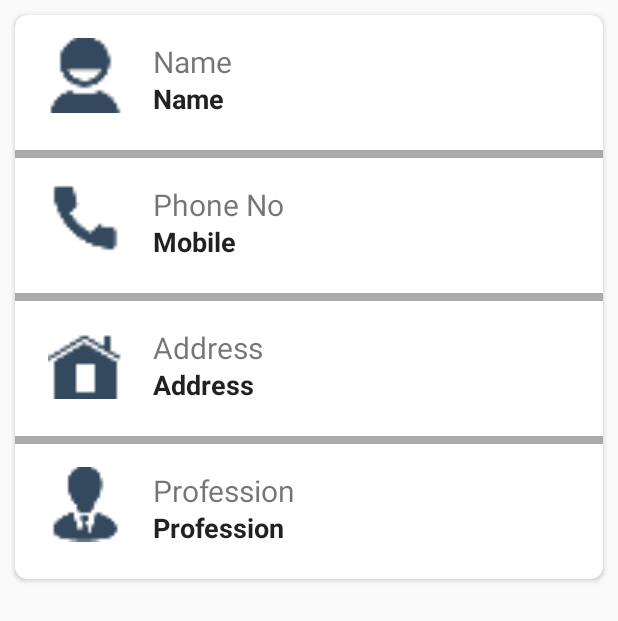
After one commit to priyankapaul/VChat, an Android app: the layout friend_profile_card_view.xml on its own in the app's theme, with its tools: preview values and no code run, on a phone screen of 412 x 824 dp. The commit adds this screen. Shown: the top 621 px of the screen. Run offline under Robolectric (Android 15) with nearby library versions, the phone set to English and light mode, and no system bars; network calls fail.

Commit message:
make friend profile activity

```diff
--- a/app/build.gradle
+++ b/app/build.gradle
@@ -6,7 +6,7 @@ android {
         config {
             keyAlias 'vchat'
             keyPassword 'priyanka123'
-            storeFile file('/Users/mithun.roy/Projects/YoYo/VChat/app/misc/vchat-release.keystore')
+            storeFile file('C:/Users/PRIYANKA/Desktop/vchatt latest/VChat/app/misc/vchat-release.keystore')
             storePassword 'priyanka123'
         }
     }
@@ -35,7 +35,7 @@ android {
 }
 
 dependencies {
-    compile fileTree(include: ['*.jar'], dir: 'libs')
+    compile fileTree(dir: 'libs', include: ['*.jar'])
     testCompile 'junit:junit:4.12'
     compile 'de.hdodenhof:circleimageview:2.1.0'
     compile 'com.android.support:appcompat-v7:23.4.0'
@@ -47,4 +47,5 @@ dependencies {
     compile 'com.android.support:recyclerview-v7:23.4.0'
     compile 'com.google.android.gms:play-services:8.3.0'
     compile 'com.android.support:support-v4:23.4.0'
+    compile 'com.android.support:palette-v7:23.0.+'
 }
--- a/app/src/main/java/com/iwebnext/vchatt/utils/EndPoints.java
+++ b/app/src/main/java/com/iwebnext/vchatt/utils/EndPoints.java
@@ -20,6 +20,7 @@ public class EndPoints {
     public static final String UPDATE_AVATAR = BASE_URL + "/update_avatar";
     public static final String UPLOAD_FILE = BASE_URL + "/upload_file";
     public static final String DELETE_CHAT_HISTORY = BASE_URL + "/delete_chat_history";
+    public static final String FRIEND_PROFILE= BASE_URL + "/friend_profile/_ID_";
 
 
     // TODO - To use standard /v1/ version of APIs
--- /dev/null
+++ b/app/src/main/res/layout/friend_profile_card_view.xml
@@ -0,0 +1,223 @@
+<?xml version="1.0" encoding="utf-8"?>
+<android.support.v7.widget.CardView xmlns:android="http://schemas.android.com/apk/res/android"
+    xmlns:card_view="http://schemas.android.com/apk/res-auto"
+    android:layout_width="match_parent"
+    android:layout_height="wrap_content"
+    android:layout_margin="10dp"
+    android:elevation="100dp"
+    card_view:cardBackgroundColor="@android:color/white"
+    card_view:cardCornerRadius="8dp">
+
+    <LinearLayout
+        android:layout_width="match_parent"
+        android:layout_height="match_parent"
+        android:orientation="vertical">
+        <LinearLayout
+            android:layout_width="match_parent"
+            android:id="@+id/l4"
+            android:layout_height="90dp"
+            android:orientation="horizontal"
+            android:padding="12dp">
+
+            <RelativeLayout
+                android:layout_width="wrap_content"
+                android:layout_height="56dp"
+                android:orientation="vertical"
+                >
+                <ImageView
+                    android:id="@+id/ficon4"
+                    android:layout_width="70dp"
+                    android:layout_height="70dp"
+                    android:paddingLeft="10dp"
+                    android:paddingRight="10dp"
+                    android:layout_marginRight="10dp"
+                    android:src="@drawable/f_name"/>
+
+                <TextView
+                    android:layout_width="match_parent"
+                    android:id="@+id/tv_friend_name"
+                    android:layout_height="wrap_content"
+                    android:text="Name"
+                    android:paddingBottom="5dp"
+                    android:textSize="20sp"
+                    android:paddingTop="5dp"
+                    android:layout_alignParentTop="true"
+                    android:layout_toRightOf="@+id/ficon4"
+                    android:layout_toEndOf="@+id/ficon4" />
+
+                <TextView
+                    android:layout_width="match_parent"
+                    android:layout_height="wrap_content"
+                    android:id="@+id/name"
+                    android:textAppearance="@style/TextAppearance.AppCompat.Body1"
+                    android:text="Name"
+                    android:paddingTop="5dp"
+                    android:textStyle="bold"
+                    android:textSize="18sp"
+                    android:layout_toRightOf="@+id/ficon4"
+                    android:layout_toEndOf="@+id/ficon4"
+                    android:layout_alignParentBottom="true" />
+            </RelativeLayout>
+        </LinearLayout>
+
+        <View
+            android:layout_width="match_parent"
+            android:layout_height="5dp"
+            android:background="@android:color/darker_gray" />
+
+    <LinearLayout
+        android:layout_width="match_parent"
+        android:id="@+id/l1"
+        android:layout_height="90dp"
+        android:orientation="horizontal"
+        android:padding="12dp">
+
+        <RelativeLayout
+            android:layout_width="wrap_content"
+            android:layout_height="56dp"
+            android:orientation="vertical"
+            >
+            <ImageView
+                android:id="@+id/ficon1"
+                android:layout_width="70dp"
+                android:layout_height="70dp"
+                android:paddingLeft="10dp"
+                android:paddingRight="10dp"
+                android:layout_marginRight="10dp"
+                android:src="@drawable/f_phone"/>
+
+            <TextView
+                android:layout_width="match_parent"
+                android:id="@+id/tv_friend_phn"
+                android:layout_height="wrap_content"
+                android:text="Phone No"
+                android:paddingBottom="5dp"
+                android:textSize="20sp"
+                android:paddingTop="5dp"
+                android:layout_alignParentTop="true"
+                android:layout_toRightOf="@+id/ficon1"
+                android:layout_toEndOf="@+id/ficon1" />
+
+            <TextView
+                android:layout_width="match_parent"
+                android:layout_height="wrap_content"
+                android:id="@+id/mobile"
+                android:textAppearance="@style/TextAppearance.AppCompat.Body1"
+                android:text="Mobile"
+                android:paddingTop="5dp"
+                android:textStyle="bold"
+                android:textSize="18sp"
+                android:layout_toRightOf="@+id/ficon1"
+                android:layout_toEndOf="@+id/ficon1"
+                android:layout_alignParentBottom="true" />
+        </RelativeLayout>
+    </LinearLayout>
+
+
+        <View
+            android:layout_width="match_parent"
+            android:layout_height="5dp"
+            android:background="@android:color/darker_gray" />
+
+        <LinearLayout
+            android:layout_width="match_parent"
+            android:id="@+id/l2"
+            android:layout_height="90dp"
+            android:orientation="horizontal"
+            android:padding="12dp">
+
+            <RelativeLayout
+                android:layout_width="wrap_content"
+                android:layout_height="56dp"
+                android:orientation="vertical"
+                >
+                <ImageView
+                    android:id="@+id/ficon2"
+                    android:layout_width="70dp"
+                    android:layout_height="70dp"
+                    android:paddingLeft="10dp"
+                    android:paddingRight="10dp"
+                    android:layout_marginRight="10dp"
+                    android:src="@drawable/f_place"/>
+
+                <TextView
+                    android:layout_width="match_parent"
+                    android:id="@+id/tv_friend_place"
+                    android:layout_height="wrap_content"
+                    android:text="Address"
+                    android:textSize="20sp"
+                    android:paddingTop="5dp"
+                    android:paddingBottom="5dp"
+                    android:layout_alignParentTop="true"
+                    android:layout_toRightOf="@+id/ficon2"
+                    android:layout_toEndOf="@+id/ficon2" />
+
+                <TextView
+                    android:layout_width="match_parent"
+                    android:layout_height="wrap_content"
+                    android:id="@+id/Place"
+                    android:textAppearance="@style/TextAppearance.AppCompat.Body1"
+                    android:text="Address"
+                    android:paddingTop="5dp"
+                    android:textStyle="bold"
+                    android:textSize="18sp"
+                    android:layout_toRightOf="@+id/ficon2"
+                    android:layout_toEndOf="@+id/ficon2"
+                    android:layout_alignParentBottom="true" />
+            </RelativeLayout>
+        </LinearLayout>
+        <View
+            android:layout_width="match_parent"
+            android:layout_height="5dp"
+            android:background="@android:color/darker_gray" />
+        <LinearLayout
+            android:layout_width="match_parent"
+            android:id="@+id/l3"
+            android:layout_height="90dp"
+            android:orientation="horizontal"
+            android:padding="12dp">
+
+            <RelativeLayout
+                android:layout_width="wrap_content"
+                android:layout_height="56dp"
+                android:orientation="vertical"
+                >
+                <ImageView
+                    android:id="@+id/ficon3"
+                    android:layout_width="70dp"
+                    android:layout_height="70dp"
+                    android:paddingLeft="10dp"
+                    android:paddingRight="10dp"
+                    android:layout_marginRight="10dp"
+                    android:src="@drawable/f_profession"/>
+
+                <TextView
+                    android:layout_width="match_parent"
+                    android:id="@+id/tv_friend_profession"
+                    android:layout_height="wrap_content"
+                    android:text="Profession"
+                    android:textSize="20sp"
+                    android:paddingTop="5dp"
+                    android:paddingBottom="5dp"
+                    android:layout_alignParentTop="true"
+                    android:layout_toRightOf="@+id/ficon3"
+                    android:layout_toEndOf="@+id/ficon3" />
+
+                <TextView
+                    android:layout_width="match_parent"
+                    android:layout_height="wrap_content"
+                    android:id="@+id/profession"
+                    android:textAppearance="@style/TextAppearance.AppCompat.Body1"
+                    android:text="Profession"
+                    android:paddingTop="5dp"
+                    android:textStyle="bold"
+                    android:textSize="18sp"
+                    android:layout_toRightOf="@+id/ficon3"
+                    android:layout_toEndOf="@+id/ficon3"
+                    android:layout_alignParentBottom="true" />
+            </RelativeLayout>
+        </LinearLayout>
+
+    </LinearLayout>
+
+</android.support.v7.widget.CardView>
```
Also changed, not shown: app/src/main/AndroidManifest.xml (+10 -1 lines), app/src/main/java/com/iwebnext/vchatt/activity/ChatRoomActivity.java (+24 -18 lines), app/src/main/java/com/iwebnext/vchatt/activity/FriendProfileActivity.java (added, +193 -0 lines), app/src/main/java/com/iwebnext/vchatt/adapter/FriendProfileAdapter.java (added, +61 -0 lines), app/src/main/java/com/iwebnext/vchatt/model/Friend.java (+23 -2 lines), app/src/main/res/layout/friend_profile_activity.xml (added, +63 -0 lines), app/src/main/res/values/styles.xml (+15 -0 lines), app/src/main/res/drawable-xxhdpi-v11/f_name.png (added), app/src/main/res/drawable-xxhdpi-v11/f_phone.png (added), app/src/main/res/drawable-xxhdpi-v11/f_place.png (added), app/src/main/res/drawable-xxhdpi-v11/f_profession.png (added), app/src/main/res/drawable-xxhdpi-v11/nature.jpg (added).
